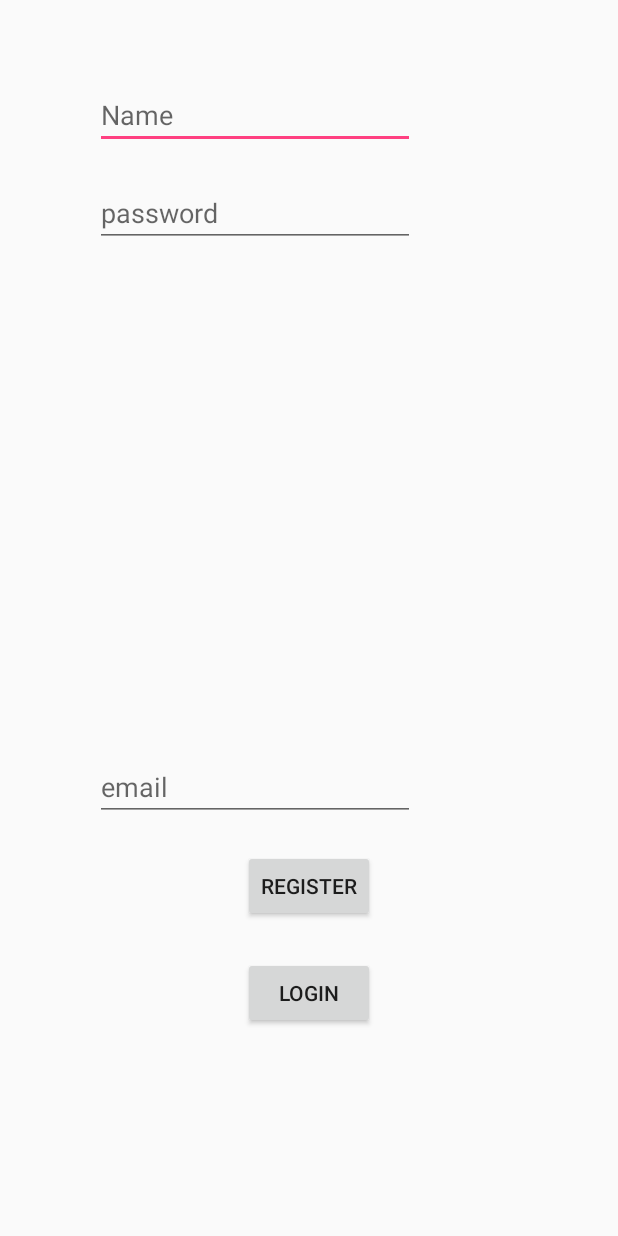
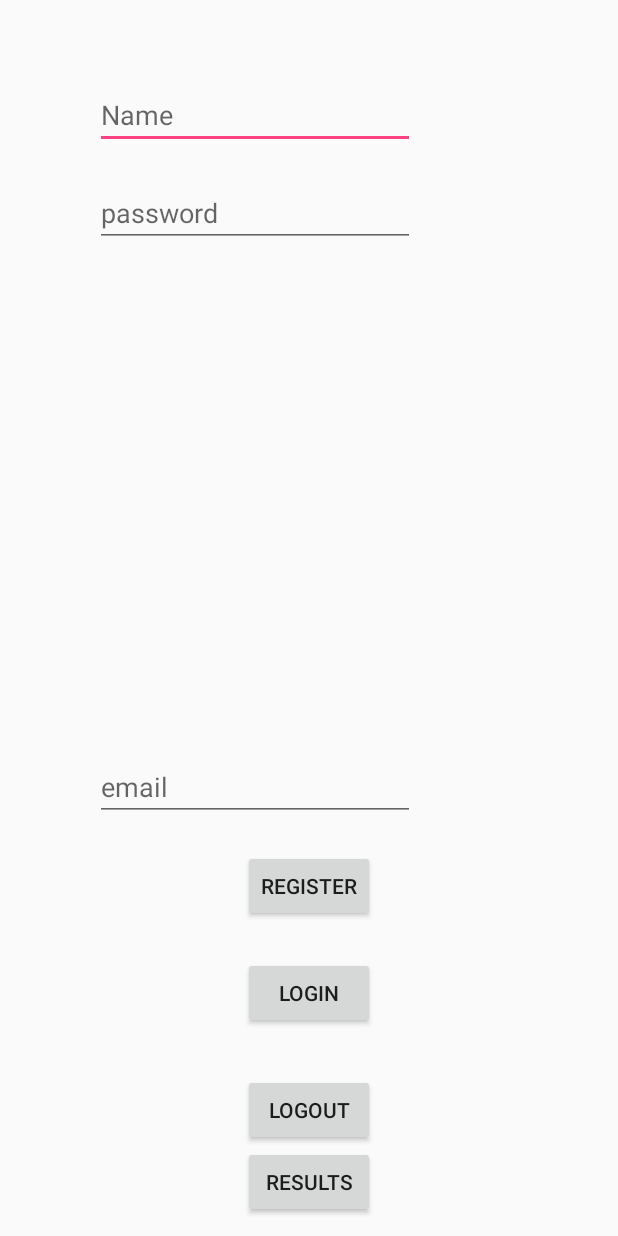
Before and after one commit to pkarira/Pollapp, an Android app: the layout activity_main.xml on its own in the app's theme, with its tools: preview values and no code run, on a phone screen of 412 x 824 dp. Run offline under Robolectric (Android 15) with nearby library versions, the phone set to English and light mode, and no system bars.

Commit message:
completed logout feature

```diff
--- a/PollsFrontEnd/app/src/main/java/com/sdsmdg/pulkit/pollsfrontend/api.java
+++ b/PollsFrontEnd/app/src/main/java/com/sdsmdg/pulkit/pollsfrontend/api.java
@@ -34,6 +34,9 @@ public interface api {
     @POST("polls/results")
     Call<Results> getResult(@Header("Authorization") String token);
 
+    @POST("polls/logout")
+    Call<String> logout(@Header("Authorization") String token);
+
     class Factory {
         public static api services = null;
 
--- a/PollsFrontEnd/app/src/main/res/layout/activity_main.xml
+++ b/PollsFrontEnd/app/src/main/res/layout/activity_main.xml
@@ -64,6 +64,24 @@
         android:ems="10"
         android:inputType="textEmailAddress" />
 
+    <Button
+        android:id="@+id/results"
+        android:layout_width="wrap_content"
+        android:layout_height="wrap_content"
+        android:layout_alignLeft="@+id/button3"
+        android:layout_alignParentBottom="true"
+        android:layout_alignStart="@+id/button3"
+        android:layout_marginBottom="12dp"
+        android:text="Results" />
+
+    <Button
+        android:id="@+id/logout"
+        android:layout_width="wrap_content"
+        android:layout_height="wrap_content"
+        android:layout_above="@+id/results"
+        android:layout_centerHorizontal="true"
+        android:text="Logout" />
+
     <FrameLayout
         android:id="@+id/fragment"
         android:layout_width="fill_parent"
```
Also changed, not shown: PollsFrontEnd/app/src/main/java/com/sdsmdg/pulkit/pollsfrontend/MainActivity.java (+64 -7 lines), PollsFrontEnd/app/src/main/java/com/sdsmdg/pulkit/pollsfrontend/ResultArray.java (+7 -7 lines), 3 other files.
